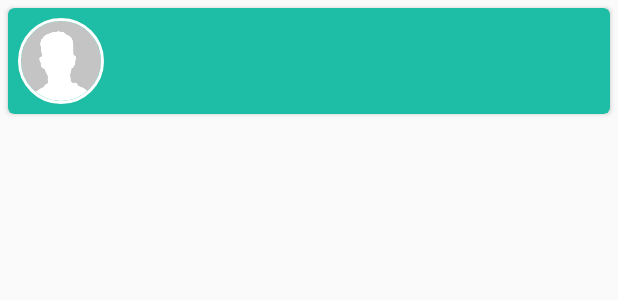
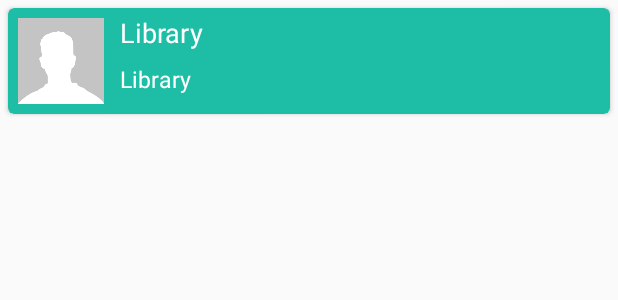
Before and after one commit to KORUSH-KABIR/Library, an Android app: the layout toast_layout.xml on its own in the app's theme, with its tools: preview values and no code run, on a phone screen of 412 x 824 dp. Shown: the top 300 px of the screen. Run offline under Robolectric (Android 15) with nearby library versions, the phone set to English and light mode, and no system bars.

Commit message:
commit init
commit init

```diff
--- a/aid-library/src/main/java/ir/aid/library/pFrameworks/pUtils/ToastBuilder.java
+++ b/aid-library/src/main/java/ir/aid/library/pFrameworks/pUtils/ToastBuilder.java
@@ -2,6 +2,7 @@ package ir.aid.library.pFrameworks.pUtils;
 
 import android.content.Context;
 import android.support.annotation.LayoutRes;
+import android.support.v7.widget.CardView;
 import android.view.LayoutInflater;
 import android.view.View;
 import android.widget.ImageView;
@@ -73,6 +74,7 @@ public class ToastBuilder {
 
     public static class ToastUtils {
 
+        private static CardView mCardView;
         private static CircleImageView mPictureCircle;
         private static ImageView mPictureNormal;
         private static TextView mDescription;
@@ -85,10 +87,11 @@ public class ToastBuilder {
             assert inflate != null;
             View view = inflate.inflate(R.layout.toast_layout, null);
 
-            mPictureCircle = view.findViewById(R.id.picture);
-            mPictureNormal = view.findViewById(R.id.pictureImg);
-            mDescription   = view.findViewById(R.id.description);
-            mTitle         = view.findViewById(R.id.title);
+            mPictureCircle = view.findViewById(R.id.mCircleImageView);
+            mPictureNormal = view.findViewById(R.id.mImageView);
+            mDescription   = view.findViewById(R.id.mDescription);
+            mCardView      = view.findViewById(R.id.mCardView);
+            mTitle         = view.findViewById(R.id.mTitle);
 
             setMode(mode);
 
--- a/aid-library/src/main/res/layout/toast_layout.xml
+++ b/aid-library/src/main/res/layout/toast_layout.xml
@@ -8,6 +8,7 @@
     android:layout_height="wrap_content">
 
     <android.support.v7.widget.CardView
+        android:id="@+id/mCardView"
         android:minHeight="60dp"
         android:layout_margin="5dp"
         app:cardBackgroundColor="@color/green"
@@ -21,7 +22,8 @@
             android:layout_height="wrap_content">
 
             <de.hdodenhof.circleimageview.CircleImageView
-                android:id="@+id/circleImageView"
+                android:visibility="invisible"
+                android:id="@+id/mCircleImageView"
                 app:civ_fill_color="@color/c6"
                 app:civ_border_width="2dp"
                 app:civ_border_color="@color/white"
@@ -34,6 +36,42 @@
                 android:layout_height="60dp"
                 android:layout_alignParentStart="true" />
 
+            <ImageView
+                android:id="@+id/mImageView"
+                android:padding="1dp"
+                android:layout_margin="5dp"
+                android:layout_alignParentTop="true"
+                android:layout_alignParentLeft="true"
+                android:src="@drawable/pic_profile"
+                android:layout_width="60dp"
+                android:layout_height="60dp"
+                android:layout_alignParentStart="true" />
+
+            <TextView
+                android:text="@string/app_name"
+                android:textColor="@color/white"
+                android:id="@+id/mTitle"
+                android:textSize="18sp"
+                android:padding="2dp"
+                android:layout_margin="2dp"
+                android:layout_toEndOf="@+id/mImageView"
+                android:layout_width="match_parent"
+                android:layout_height="wrap_content"
+                android:layout_toRightOf="@+id/mImageView" />
+
+            <TextView
+                android:text="@string/app_name"
+                android:textColor="@color/white"
+                android:id="@+id/mDescription"
+                android:textSize="15sp"
+                android:layout_below="@+id/mTitle"
+                android:padding="2dp"
+                android:layout_margin="2dp"
+                android:layout_toEndOf="@+id/mImageView"
+                android:layout_width="match_parent"
+                android:layout_height="wrap_content"
+                android:layout_toRightOf="@+id/mImageView" />
+
         </RelativeLayout>
 
     </android.support.v7.widget.CardView>
```
